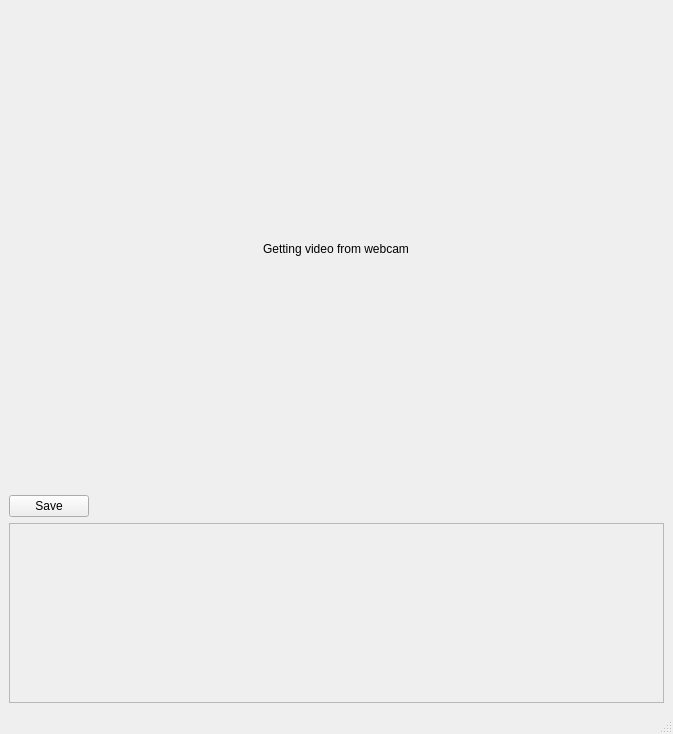
jnmbk/kamera, file ui/mainwindow.ui: the form before one commit.
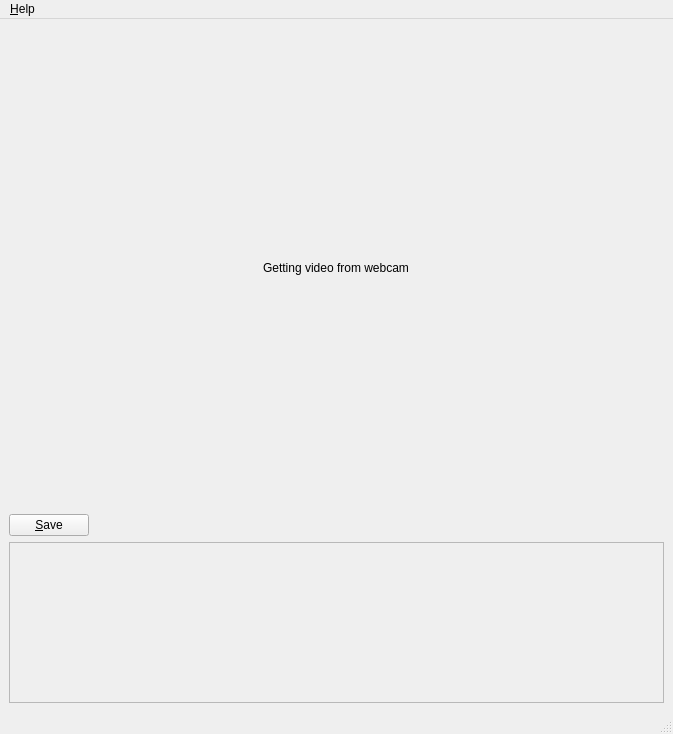
The form after the commit.

Patch:
```diff
--- a/ui/mainwindow.ui
+++ b/ui/mainwindow.ui
@@ -67,7 +67,7 @@
         <item>
          <widget class="QPushButton" name="pushButton_save" >
           <property name="text" >
-           <string>Save</string>
+           <string>&amp;Save</string>
           </property>
          </widget>
         </item>
@@ -113,7 +113,8 @@
     </item>
    </layout>
   </widget>
-  <widget class="QMenuBar" name="menubar" >
+  <widget class="QStatusBar" name="statusbar" />
+  <widget class="QMenuBar" name="menuBar" >
    <property name="geometry" >
     <rect>
      <x>0</x>
@@ -122,6 +123,14 @@
      <height>29</height>
     </rect>
    </property>
+   <widget class="QMenu" name="menu_Help" >
+    <property name="title" >
+     <string>&amp;Help</string>
+    </property>
+    <addaction name="action_About_Kamera" />
+    <addaction name="action_About_Qt" />
+   </widget>
+   <addaction name="menu_Help" />
   </widget>
   <widget class="QStatusBar" name="statusbar" />
  </widget>
```
Left out of the diff: 13 changed lines with no effect on the pictures.
